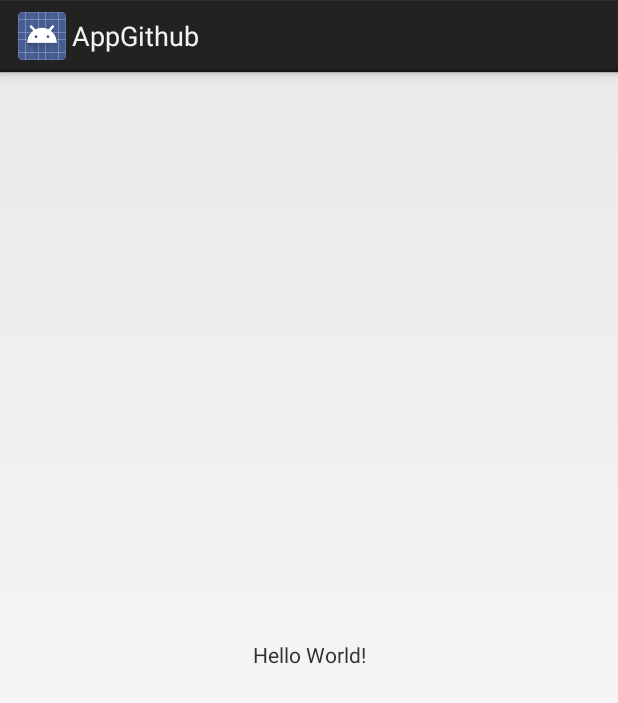
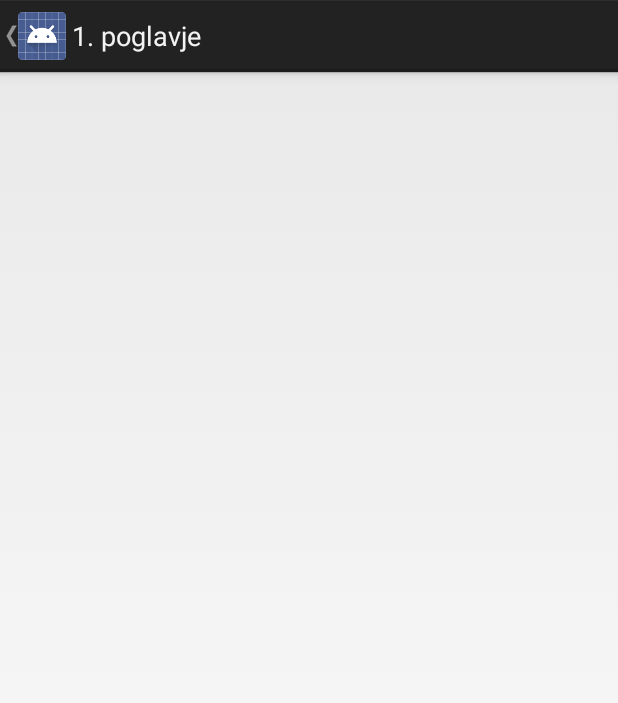
Before and after one commit to MiladyGaladriel/AppGithub, an Android app: the screen it shows after launch (MainActivity), on a phone screen of 412 x 824 dp. Shown: the top 703 px of the screen. Run offline under Robolectric (Android 15) with nearby library versions, the phone set to English and light mode, and no system bars; 2 statements that could not run were skipped.

```diff
--- a/app/build.gradle
+++ b/app/build.gradle
@@ -25,7 +25,6 @@ dependencies {
         exclude group: 'com.android.support', module: 'support-annotations'
     })
     compile 'com.android.support.constraint:constraint-layout:1.0.2'
+    compile 'com.android.support:support-v4:27+'
     testCompile 'junit:junit:4.12'
 }
-
-blablabla
--- a/app/src/main/java/mandos/appgithub/MainActivity.java
+++ b/app/src/main/java/mandos/appgithub/MainActivity.java
@@ -1,15 +1,120 @@
 package mandos.appgithub;
 
 import android.app.Activity;
+import android.app.Fragment;
+import android.app.FragmentManager;
+import android.app.SearchManager;
+import android.content.Intent;
+import android.content.res.Configuration;
 import android.os.Bundle;
+import android.support.v4.app.ActionBarDrawerToggle;
+import android.support.v4.view.GravityCompat;
+import android.support.v4.widget.DrawerLayout;
+import android.view.MenuItem;
+import android.view.View;
+import android.widget.AdapterView;
+import android.widget.ArrayAdapter;
+import android.widget.ListView;
+import android.widget.Toast;
 
 public class MainActivity extends Activity {
+
+    private DrawerLayout mDrawerLayout;
+    private ListView mDrawerList;
+    private ActionBarDrawerToggle mDrawerToggle;
+
+    private CharSequence mDrawerTitle;
+    private CharSequence mTitle;
+    private String[] mPlanetTitles;
 
     @Override
     protected void onCreate(Bundle savedInstanceState) {
         super.onCreate(savedInstanceState);
         setContentView(R.layout.activity_main);
 
-        blablablabla
+        mTitle = mDrawerTitle = getTitle();
+        mPlanetTitles = getResources().getStringArray(R.array.summary);
+        mDrawerLayout = (DrawerLayout) findViewById(R.id.drawer_layout);
+        mDrawerList = (ListView) findViewById(R.id.left_drawer);
+
+        // set a custom shadow that overlays the main content when the drawer opens
+        // set up the drawer's list view with items and click listener
+        mDrawerList.setAdapter(new ArrayAdapter<String>(this,
+                R.layout.drawer_list_item, mPlanetTitles));
+        mDrawerList.setOnItemClickListener(new DrawerItemClickListener());
+
+        // enable ActionBar app icon to behave as action to toggle nav drawer
+        getActionBar().setDisplayHomeAsUpEnabled(true);
+        getActionBar().setHomeButtonEnabled(true);
+
+        // ActionBarDrawerToggle ties together the the proper interactions
+        // between the sliding drawer and the action bar app icon
+        mDrawerToggle = new ActionBarDrawerToggle(
+                this,                  /* host Activity */
+                mDrawerLayout,         /* DrawerLayout object */
+                R.drawable.ic_drawer,  /* nav drawer image to replace 'Up' caret */
+                R.string.app_name,  /* "open drawer" description for accessibility */
+                R.string.app_name  /* "close drawer" description for accessibility */
+        ) {
+            public void onDrawerClosed(View view) {
+                getActionBar().setTitle(mTitle);
+                invalidateOptionsMenu(); // creates call to onPrepareOptionsMenu()
+            }
+
+            public void onDrawerOpened(View drawerView) {
+                getActionBar().setTitle(mDrawerTitle);
+                invalidateOptionsMenu(); // creates call to onPrepareOptionsMenu()
+            }
+        };
+        mDrawerLayout.setDrawerListener(mDrawerToggle);
+
+        if (savedInstanceState == null) {
+            selectItem(0);
+        }
     }
+
+    @Override
+    public boolean onOptionsItemSelected(MenuItem item) {
+        // The action bar home/up action should open or close the drawer.
+        // ActionBarDrawerToggle will take care of this.
+        if (mDrawerToggle.onOptionsItemSelected(item)) {
+            return true;
+        }
+                return super.onOptionsItemSelected(item);
+
+    }
+
+    /* The click listner for ListView in the navigation drawer */
+    private class DrawerItemClickListener implements ListView.OnItemClickListener {
+    @Override
+    public void onItemClick(AdapterView<?> parent, View view, int position, long id) {
+        selectItem(position);
+    }
+    }
+
+    private void selectItem(int position) {
+        // update the main content by replacing fragments
+
+        // update selected item and title, then close the drawer
+        mDrawerList.setItemChecked(position, true);
+        setTitle(mPlanetTitles[position]);
+        mDrawerLayout.closeDrawer(mDrawerList);
+    }
+
+        @Override
+        protected void onPostCreate(Bundle savedInstanceState) {
+            super.onPostCreate(savedInstanceState);
+            // Sync the toggle state after onRestoreInstanceState has occurred.
+            mDrawerToggle.syncState();
+        }
+
+        @Override
+        public void onConfigurationChanged(Configuration newConfig) {
+            super.onConfigurationChanged(newConfig);
+            // Pass any configuration change to the drawer toggls
+            mDrawerToggle.onConfigurationChanged(newConfig);
+        }
+
+
+
 }
--- a/app/src/main/res/layout/activity_main.xml
+++ b/app/src/main/res/layout/activity_main.xml
@@ -1,18 +1,47 @@
-<?xml version="1.0" encoding="utf-8"?>
-<android.support.constraint.ConstraintLayout xmlns:android="http://schemas.android.com/apk/res/android"
-    xmlns:app="http://schemas.android.com/apk/res-auto"
-    xmlns:tools="http://schemas.android.com/tools"
+<!--
+  Copyright 2013 The Android Open Source Project
+
+  Licensed under the Apache License, Version 2.0 (the "License");
+  you may not use this file except in compliance with the License.
+  You may obtain a copy of the License at
+
+      http://www.apache.org/licenses/LICENSE-2.0
+
+  Unless required by applicable law or agreed to in writing, software
+  distributed under the License is distributed on an "AS IS" BASIS,
+  WITHOUT WARRANTIES OR CONDITIONS OF ANY KIND, either express or implied.
+  See the License for the specific language governing permissions and
+  limitations under the License.
+  -->
+
+
+<!-- A DrawerLayout is intended to be used as the top-level content view using match_parent for both width and height to consume the full space available. -->
+<android.support.v4.widget.DrawerLayout
+    xmlns:android="http://schemas.android.com/apk/res/android"
+    android:id="@+id/drawer_layout"
     android:layout_width="match_parent"
-    android:layout_height="match_parent"
-    tools:context="mandos.appgithub.MainActivity">
+    android:layout_height="match_parent">
 
-    <TextView
-        android:layout_width="wrap_content"
-        android:layout_height="wrap_content"
-        android:text="Hello World!"
-        app:layout_constraintBottom_toBottomOf="parent"
-        app:layout_constraintLeft_toLeftOf="parent"
-        app:layout_constraintRight_toRightOf="parent"
-        app:layout_constraintTop_toTopOf="parent" />
+    <!-- As the main content view, the view below consumes the entire
+         space available using match_parent in both dimensions. -->
+    <FrameLayout
+        android:id="@+id/content_frame"
+        android:layout_width="match_parent"
+        android:layout_height="match_parent" />
 
-</android.support.constraint.ConstraintLayout>
+    <!-- android:layout_gravity="start" tells DrawerLayout to treat
+         this as a sliding drawer on the left side for left-to-right
+         languages and on the right side for right-to-left languages.
+         The drawer is given a fixed width in dp and extends the full height of
+         the container. A solid background is used for contrast
+         with the content view. -->
+    <ListView
+        android:id="@+id/left_drawer"
+        android:layout_width="240dp"
+        android:layout_height="match_parent"
+        android:layout_gravity="start"
+        android:choiceMode="singleChoice"
+        android:divider="@android:color/transparent"
+        android:dividerHeight="0dp"
+        android:background="#111"/>
+</android.support.v4.widget.DrawerLayout>
--- a/app/src/main/res/values/strings.xml
+++ b/app/src/main/res/values/strings.xml
@@ -1,3 +1,9 @@
 <resources>
     <string name="app_name">AppGithub</string>
+
+    <string-array name="summary">
+        <item>1. poglavje</item>
+        <item>2. poglavje</item>
+        <item>3. poglavje</item>
+    </string-array>
 </resources>
--- a/build.gradle
+++ b/build.gradle
@@ -15,6 +15,10 @@ buildscript {
 allprojects {
     repositories {
         jcenter()
+
+        maven {
+            url "https://maven.google.com"
+        }
     }
 }
 
```
Also changed, not shown: app/src/main/res/layout/drawer_list_item.xml (added, +27 -0 lines).
